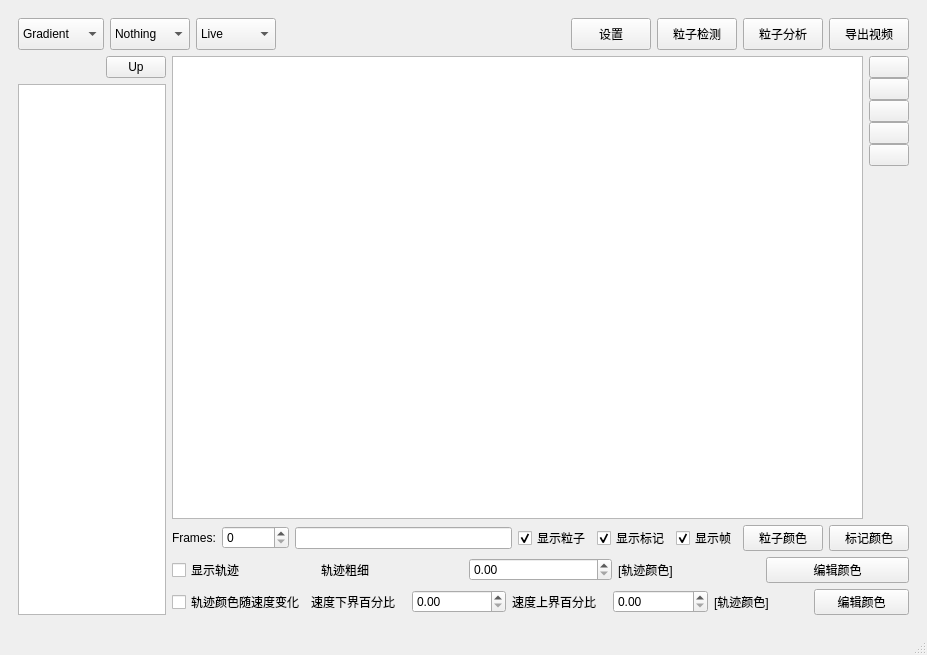
Old version of the form ui/main.ui in the repository alchemist1234/QTracker.
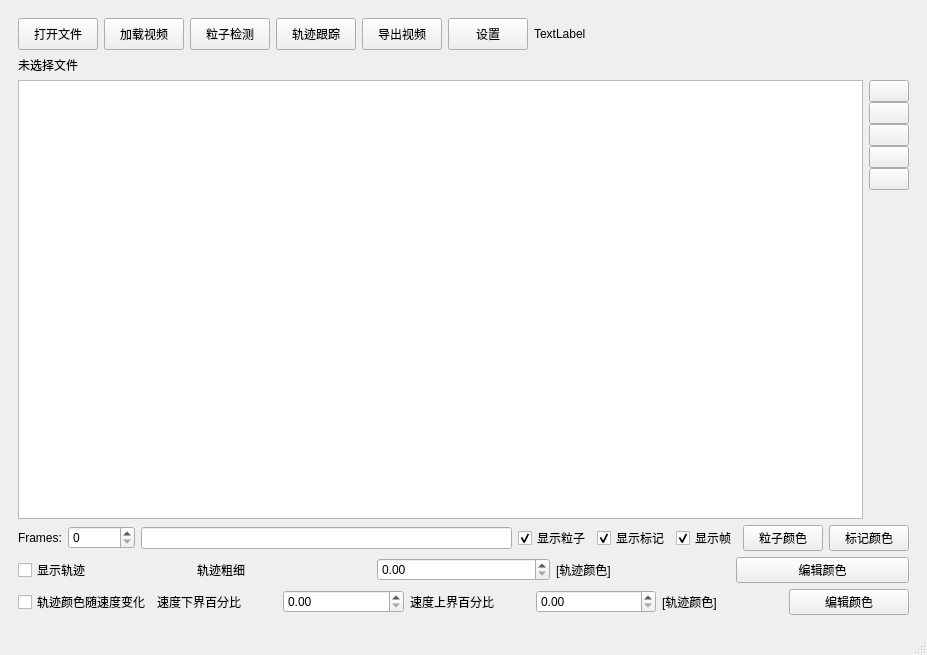
New version of the form. Icons and pictures are not drawn.

```diff
--- a/ui/main.ui
+++ b/ui/main.ui
@@ -21,119 +21,110 @@
        <item>
         <layout class="QHBoxLayout" name="horizontalLayout_3">
          <item>
-          <layout class="QHBoxLayout" name="horizontalLayout">
-           <item>
-            <widget class="QComboBox" name="cbb_detect">
-             <property name="minimumSize">
-              <size>
-               <width>80</width>
-               <height>32</height>
-              </size>
-             </property>
-             <property name="maximumSize">
-              <size>
-               <width>160</width>
-               <height>64</height>
-              </size>
-             </property>
-             <property name="sizeAdjustPolicy">
-              <enum>QComboBox::AdjustToContents</enum>
-             </property>
-             <item>
-              <property name="text">
-               <string>Gradient</string>
-              </property>
-             </item>
-             <item>
-              <property name="text">
-               <string>Threshold</string>
-              </property>
-             </item>
-             <item>
-              <property name="text">
-               <string>Abs.tresh</string>
-              </property>
-             </item>
-             <item>
-              <property name="text">
-               <string>Bg Extract</string>
-              </property>
-             </item>
-            </widget>
-           </item>
-           <item>
-            <widget class="QComboBox" name="cbb_extra">
-             <property name="minimumSize">
-              <size>
-               <width>80</width>
-               <height>32</height>
-              </size>
-             </property>
-             <property name="maximumSize">
-              <size>
-               <width>160</width>
-               <height>64</height>
-              </size>
-             </property>
-             <property name="sizeAdjustPolicy">
-              <enum>QComboBox::AdjustToContents</enum>
-             </property>
-             <item>
-              <property name="text">
-               <string>Nothing</string>
-              </property>
-             </item>
-             <item>
-              <property name="text">
-               <string>新建项目</string>
-              </property>
-             </item>
-            </widget>
-           </item>
-           <item>
-            <widget class="QComboBox" name="cbb_tracking">
-             <property name="sizePolicy">
-              <sizepolicy hsizetype="Minimum" vsizetype="Fixed">
-               <horstretch>0</horstretch>
-               <verstretch>0</verstretch>
-              </sizepolicy>
-             </property>
-             <property name="minimumSize">
-              <size>
-               <width>80</width>
-               <height>32</height>
-              </size>
-             </property>
-             <property name="maximumSize">
-              <size>
-               <width>160</width>
-               <height>64</height>
-              </size>
-             </property>
-             <property name="sizeAdjustPolicy">
-              <enum>QComboBox::AdjustToContents</enum>
-             </property>
-             <item>
-              <property name="text">
-               <string>Live</string>
-              </property>
-             </item>
-             <item>
-              <property name="text">
-               <string>Manual</string>
-              </property>
-             </item>
-             <item>
-              <property name="text">
-               <string>Auto</string>
-              </property>
-             </item>
-            </widget>
-           </item>
-          </layout>
+          <layout class="QHBoxLayout" name="horizontalLayout"/>
          </item>
          <item>
           <layout class="QHBoxLayout" name="horizontalLayout_2">
+           <item>
+            <widget class="QPushButton" name="bt_choose_file">
+             <property name="minimumSize">
+              <size>
+               <width>80</width>
+               <height>32</height>
+              </size>
+             </property>
+             <property name="text">
+              <string>打开文件</string>
+             </property>
+            </widget>
+           </item>
+           <item>
+            <widget class="QPushButton" name="bt_load">
+             <property name="minimumSize">
+              <size>
+               <width>80</width>
+               <height>32</height>
+              </size>
+             </property>
+             <property name="text">
+              <string>加载视频</string>
+             </property>
+            </widget>
+           </item>
+           <item>
+            <widget class="QPushButton" name="bt_analyze">
+             <property name="minimumSize">
+              <size>
+               <width>80</width>
+               <height>32</height>
+              </size>
+             </property>
+             <property name="maximumSize">
+              <size>
+               <width>160</width>
+               <height>64</height>
+              </size>
+             </property>
+             <property name="text">
+              <string>粒子检测</string>
+             </property>
+             <property name="autoExclusive">
+              <bool>true</bool>
+             </property>
+            </widget>
+           </item>
+           <item>
+            <widget class="QPushButton" name="bt_track">
+             <property name="minimumSize">
+              <size>
+               <width>80</width>
+               <height>32</height>
+              </size>
+             </property>
+             <property name="text">
+              <string>轨迹跟踪</string>
+             </property>
+            </widget>
+           </item>
+           <item>
+            <widget class="QPushButton" name="bt_export">
+             <property name="minimumSize">
+              <size>
+               <width>80</width>
+               <height>32</height>
+              </size>
+             </property>
+             <property name="text">
+              <string>导出视频</string>
+             </property>
+            </widget>
+           </item>
+           <item>
+            <widget class="QPushButton" name="bt_settings">
+             <property name="minimumSize">
+              <size>
+               <width>80</width>
+               <height>32</height>
+              </size>
+             </property>
+             <property name="maximumSize">
+              <size>
+               <width>160</width>
+               <height>64</height>
+              </size>
+             </property>
+             <property name="text">
+              <string>设置</string>
+             </property>
+            </widget>
+           </item>
+           <item>
+            <widget class="QLabel" name="label_2">
+             <property name="text">
+              <string>TextLabel</string>
+             </property>
+            </widget>
+           </item>
            <item>
             <spacer name="horizontalSpacer">
              <property name="orientation">
@@ -147,117 +138,35 @@
              </property>
             </spacer>
            </item>
-           <item>
-            <widget class="QPushButton" name="bt_settings">
-             <property name="minimumSize">
-              <size>
-               <width>80</width>
-               <height>32</height>
-              </size>
-             </property>
-             <property name="maximumSize">
-              <size>
-               <width>160</width>
-               <height>64</height>
-              </size>
-             </property>
-             <property name="text">
-              <string>设置</string>
-             </property>
-            </widget>
-           </item>
-           <item>
-            <widget class="QPushButton" name="bt_start">
-             <property name="minimumSize">
-              <size>
-               <width>80</width>
-               <height>32</height>
-              </size>
-             </property>
-             <property name="maximumSize">
-              <size>
-               <width>160</width>
-               <height>64</height>
-              </size>
-             </property>
-             <property name="text">
-              <string>粒子检测</string>
-             </property>
-             <property name="autoExclusive">
-              <bool>true</bool>
-             </property>
-            </widget>
-           </item>
-           <item>
-            <widget class="QPushButton" name="bt_post">
-             <property name="minimumSize">
-              <size>
-               <width>80</width>
-               <height>32</height>
-              </size>
-             </property>
-             <property name="text">
-              <string>粒子分析</string>
-             </property>
-            </widget>
-           </item>
-           <item>
-            <widget class="QPushButton" name="bt_export_video">
-             <property name="minimumSize">
-              <size>
-               <width>80</width>
-               <height>32</height>
-              </size>
-             </property>
-             <property name="text">
-              <string>导出视频</string>
-             </property>
-            </widget>
-           </item>
           </layout>
          </item>
         </layout>
        </item>
        <item>
-        <layout class="QHBoxLayout" name="horizontalLayout_5" stretch="1,5">
+        <layout class="QHBoxLayout" name="horizontalLayout_4">
          <item>
-          <layout class="QVBoxLayout" name="verticalLayout_2">
-           <item>
-            <layout class="QHBoxLayout" name="horizontalLayout_4">
-             <item>
-              <widget class="QLabel" name="lb_file_path">
-               <property name="text">
-                <string/>
-               </property>
-               <property name="wordWrap">
-                <bool>true</bool>
-               </property>
-              </widget>
-             </item>
-             <item>
-              <widget class="QPushButton" name="bt_file_path_up">
-               <property name="maximumSize">
-                <size>
-                 <width>60</width>
-                 <height>16777215</height>
-                </size>
-               </property>
-               <property name="text">
-                <string>Up</string>
-               </property>
-              </widget>
-             </item>
-            </layout>
-           </item>
-           <item>
-            <widget class="QListView" name="list_files">
-             <property name="whatsThis">
-              <string>file_path</string>
-             </property>
-            </widget>
-           </item>
-          </layout>
+          <widget class="QLabel" name="lb_file_path">
+           <property name="sizePolicy">
+            <sizepolicy hsizetype="Minimum" vsizetype="Preferred">
+             <horstretch>0</horstretch>
+             <verstretch>0</verstretch>
+            </sizepolicy>
+           </property>
+           <property name="text">
+            <string>未选择文件</string>
+           </property>
+           <property name="scaledContents">
+            <bool>false</bool>
+           </property>
+           <property name="wordWrap">
+            <bool>true</bool>
+           </property>
+          </widget>
          </item>
+        </layout>
+       </item>
+       <item>
+        <layout class="QHBoxLayout" name="horizontalLayout_5" stretch="5">
          <item>
           <layout class="QVBoxLayout" name="verticalLayout_4" stretch="10,0,0,0">
            <item>
```
